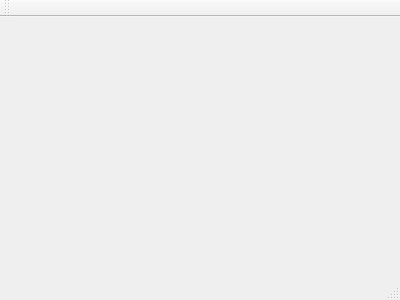
Old version of the form mainwindow.ui in the repository Fanneyyy/hairy-ironman.
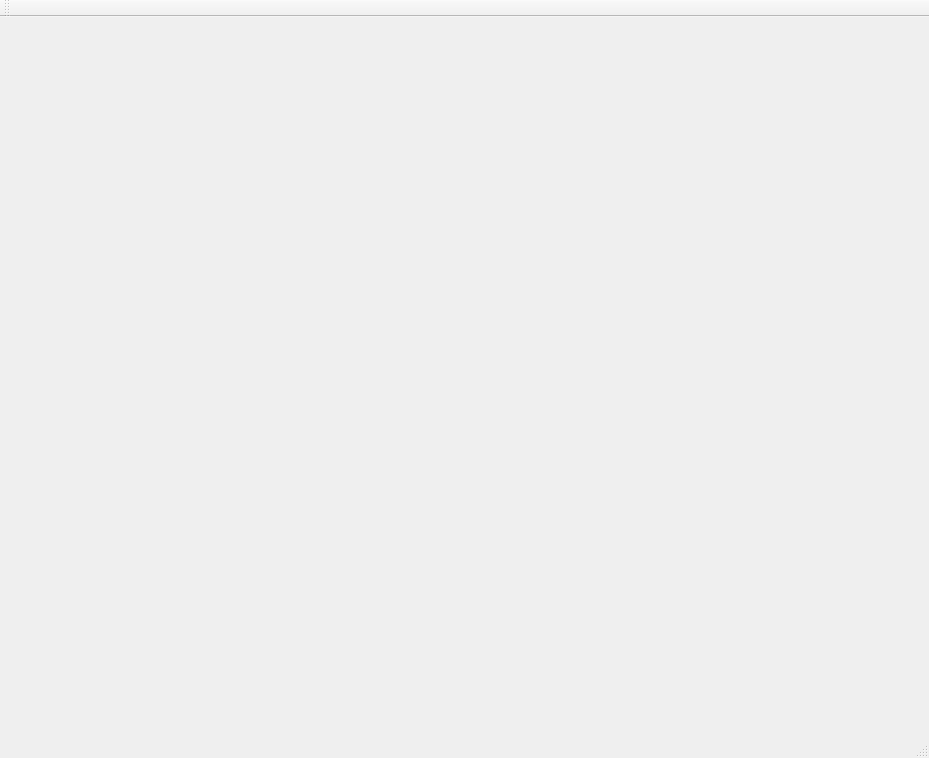
New version of the form.

The edit to the form file:
```diff
--- a/mainwindow.ui
+++ b/mainwindow.ui
@@ -1,24 +1,29 @@
 <ui version="4.0">
  <class>MainWindow</class>
- <widget class="QMainWindow" name="MainWindow" >
-  <property name="geometry" >
+ <widget class="QMainWindow" name="MainWindow">
+  <property name="geometry">
    <rect>
     <x>0</x>
     <y>0</y>
-    <width>400</width>
-    <height>300</height>
+    <width>929</width>
+    <height>758</height>
    </rect>
   </property>
   <property name="windowTitle" >
    <string>MainWindow</string>
   </property>
-  <widget class="QMenuBar" name="menuBar" />
-  <widget class="QToolBar" name="mainToolBar" />
-  <widget class="QWidget" name="centralWidget" />
-  <widget class="QStatusBar" name="statusBar" />
+  <widget class="QWidget" name="centralWidget"/>
+  <widget class="QToolBar" name="mainToolBar">
+   <attribute name="toolBarArea">
+    <enum>TopToolBarArea</enum>
+   </attribute>
+   <attribute name="toolBarBreak">
+    <bool>false</bool>
+   </attribute>
+  </widget>
+  <widget class="QStatusBar" name="statusBar"/>
  </widget>
- <layoutDefault spacing="6" margin="11" />
- <pixmapfunction></pixmapfunction>
+ <layoutdefault spacing="6" margin="11"/>
  <resources/>
  <connections/>
 </ui>
```
Left out of the diff: 3 changed lines with no effect on the pictures.
